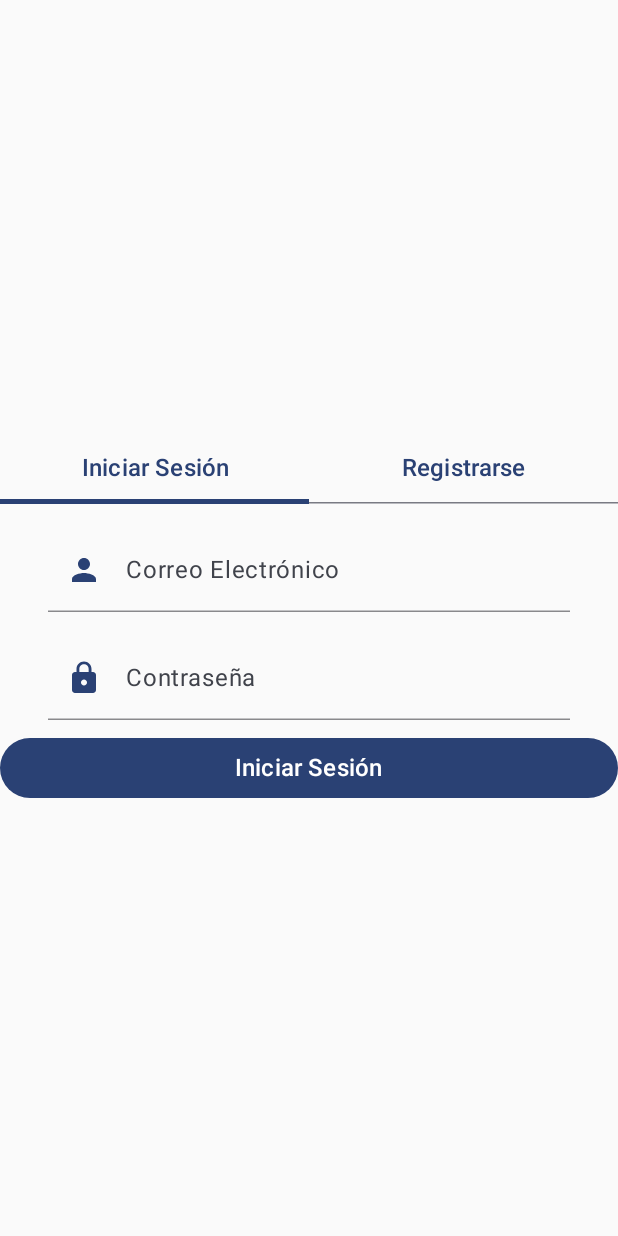
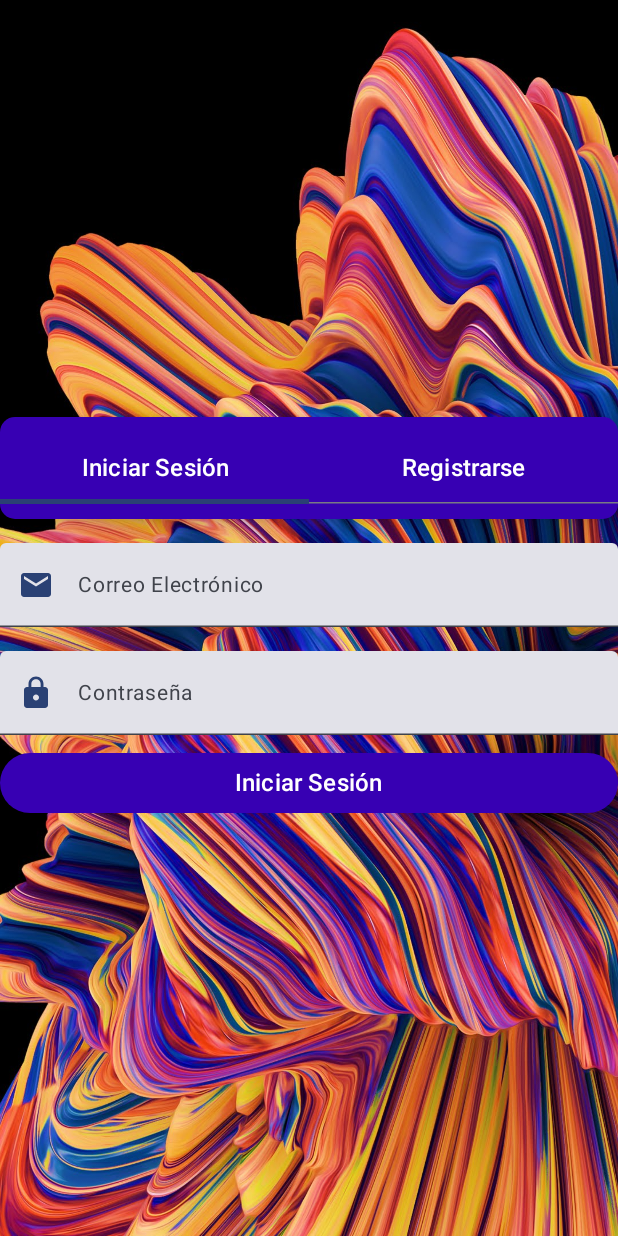
Before and after one commit to azaelmm/PINGBOND, an Android app built with Jetpack Compose: the screen it shows after launch (NavigationScreens), on a phone screen of 412 x 824 dp. Run offline under Robolectric (Android 15) with nearby library versions, the phone set to English and light mode, and no system bars; our stand-ins replace Firebase (no records; nobody signed in at launch, a user with empty details on screens opened directly).

Commit message:
Mejoro del diseño de LoginActivity, Organizacion entre screens, mejora del navigation del DashboardActivity (sin acabar)

```diff
--- a/app/build.gradle.kts
+++ b/app/build.gradle.kts
@@ -73,6 +73,7 @@ dependencies {
     implementation(libs.androidx.navigation.runtime.ktx)
     implementation(libs.androidx.datastore.core.android)
     implementation(libs.firebase.auth.ktx)
+    implementation(libs.firebase.storage.ktx)
     testImplementation(libs.junit)
     androidTestImplementation(libs.androidx.junit)
     androidTestImplementation(libs.androidx.espresso.core)
--- a/app/src/main/AndroidManifest.xml
+++ b/app/src/main/AndroidManifest.xml
@@ -13,7 +13,7 @@
         android:theme="@style/Theme.PINGBOND"
         tools:targetApi="31">
 
-        <activity android:name="com.example.pingbond.NavigationScreens"
+        <activity android:name="com.example.pingbond.Features.NavigationScreens"
             android:exported="true">
             <intent-filter>
                 <action android:name="android.intent.action.MAIN" />
--- a/app/src/main/java/com/example/pingbond/DashboardScreens/ProfileScreen.kt
+++ b/app/src/main/java/com/example/pingbond/Features/DashboardScreens/ProfileScreen.kt
@@ -1,4 +1,4 @@
-package com.example.pingbond.DashboardScreens
+package com.example.pingbond.Features.DashboardScreens
 
 import android.os.Bundle
 import androidx.activity.ComponentActivity
--- a/app/src/main/java/com/example/pingbond/LoginActivity.kt
+++ b/app/src/main/java/com/example/pingbond/Features/LoginActivity.kt
@@ -1,31 +1,38 @@
-package com.example.pingbond
+package com.example.pingbond.Features
 
 import android.os.Bundle
 import android.util.Log
 import androidx.activity.ComponentActivity
 import androidx.activity.compose.setContent
+import androidx.compose.foundation.Image
+import androidx.compose.foundation.background
 import androidx.compose.foundation.layout.*
-import androidx.compose.foundation.text.ClickableText
 import androidx.compose.foundation.shape.RoundedCornerShape
 import androidx.compose.material.icons.Icons
+import androidx.compose.material.icons.filled.AssignmentInd
 import androidx.compose.material.icons.filled.Lock
+import androidx.compose.material.icons.filled.Mail
+import androidx.compose.material.icons.filled.Man
 import androidx.compose.material.icons.filled.Person
 import androidx.compose.material3.*
 import androidx.compose.runtime.*
 import androidx.compose.ui.Alignment
 import androidx.compose.ui.Modifier
+import androidx.compose.ui.draw.shadow
 import androidx.compose.ui.graphics.Color
 import androidx.compose.ui.graphics.vector.ImageVector
+import androidx.compose.ui.layout.ContentScale
+import androidx.compose.ui.res.painterResource
 import androidx.compose.ui.text.input.PasswordVisualTransformation
 import androidx.compose.ui.text.input.VisualTransformation
-import androidx.compose.ui.tooling.preview.Preview
 import androidx.compose.ui.unit.dp
 import androidx.compose.ui.unit.sp
 import androidx.navigation.NavHostController
-import androidx.navigation.compose.NavHost
-import androidx.navigation.compose.composable
 import androidx.navigation.compose.rememberNavController
+import com.example.pingbond.R
+import com.example.pingbond.ui.theme.OnPrimary
 import com.example.pingbond.ui.theme.PINGBONDTheme
+import com.example.pingbond.ui.theme.PrimaryVariant
 import com.google.firebase.auth.FirebaseAuth
 import com.google.firebase.ktx.Firebase
 import com.google.firebase.auth.ktx.auth
@@ -53,6 +60,14 @@ class LoginActivity : ComponentActivity() {
 fun LoginScreen(auth: FirebaseAuth, navController: NavHostController) {
     var selectedTab by remember { mutableStateOf(0) } // 0 -> Login, 1 -> Registro
 
+    Box(modifier = Modifier.fillMaxSize()) {
+        Image(
+            painter = painterResource(id = R.drawable.bglogin),
+            contentDescription = null,
+            contentScale = ContentScale.Crop,
+            modifier = Modifier.fillMaxSize()
+        ) // Aquí puedes añadir otros composables sobre la imagen de fondo
+
         Column(
             modifier = Modifier.fillMaxSize(),
             verticalArrangement = Arrangement.Center,
@@ -62,19 +77,33 @@ fun LoginScreen(auth: FirebaseAuth, navController: NavHostController) {
                 selectedTabIndex = selectedTab,
                 containerColor = Color.Transparent,
                 contentColor = MaterialTheme.colorScheme.primary,
-            modifier = Modifier.padding(bottom = 16.dp)
+                modifier = Modifier
+                    .fillMaxWidth()
+                    .shadow(8.dp, RoundedCornerShape(10.dp))
+                    .background(color = PrimaryVariant)
+                    .padding(vertical = 10.dp)
             ) {
                 Tab(
                     selected = selectedTab == 0,
                     onClick = { selectedTab = 0 },
-                text = { Text("Iniciar Sesión", fontSize = 16.sp) }
+                    text = {Text("Iniciar Sesión",
+                        color =  Color.White,
+                        fontSize = 16.sp
+                    )}
+
                 )
                 Tab(
                     selected = selectedTab == 1,
                     onClick = { selectedTab = 1 },
-                text = { Text("Registrarse", fontSize = 16.sp) }
+                    text = {Text("Registrarse",
+                        color = Color.White,
+                        fontSize = 16.sp
+                    )}
                 )
             }
+
+            Spacer(modifier = Modifier.height(16.dp))
+
 
             if (selectedTab == 0) {
                 LoginForm(onLogin = { email, password ->
@@ -114,6 +143,8 @@ fun LoginScreen(auth: FirebaseAuth, navController: NavHostController) {
         }
     }
 
+}
+
 @Composable
 fun LoginForm(onLogin: (String, String) -> Unit) {
     var email by remember { mutableStateOf("") }
@@ -128,7 +159,7 @@ fun LoginForm(onLogin: (String, String) -> Unit) {
             value = email,
             onValueChange = { email = it },
             label = "Correo Electrónico",
-            icon = Icons.Default.Person
+            icon = Icons.Default.Mail
         )
 
         Spacer(modifier = Modifier.height(16.dp))
@@ -161,6 +192,10 @@ fun LoginForm(onLogin: (String, String) -> Unit) {
                     onLogin(email, password)
                 }
             },
+            colors = ButtonDefaults.buttonColors(
+                containerColor = PrimaryVariant,
+                contentColor = OnPrimary),
+
             modifier = Modifier.fillMaxWidth(),
             shape = RoundedCornerShape(50)
         ) {
@@ -182,7 +217,7 @@ fun RegisterForm(onRegister: (String, String) -> Unit) {
             value = username,
             onValueChange = { username = it },
             label = "Nombre de Usuario",
-            icon = Icons.Default.Person
+            icon = Icons.Default.Man
         )
         Spacer(modifier = Modifier.height(16.dp))
 
@@ -190,7 +225,7 @@ fun RegisterForm(onRegister: (String, String) -> Unit) {
             value = email,
             onValueChange = { email = it },
             label = "Correo Electrónico",
-            icon = Icons.Default.Person
+            icon = Icons.Default.Mail
         )
 
         Spacer(modifier = Modifier.height(16.dp))
@@ -211,6 +246,10 @@ fun RegisterForm(onRegister: (String, String) -> Unit) {
                     onRegister(email, password)
                 }
             },
+            colors = ButtonDefaults.buttonColors(
+                containerColor = PrimaryVariant,
+                contentColor = OnPrimary),
+
             modifier = Modifier.fillMaxWidth(),
             shape = RoundedCornerShape(50)
         ) {
@@ -232,16 +271,17 @@ fun CustomTextField(
     TextField(
         value = value,
         onValueChange = onValueChange,
-        label = { Text(label) },
-        leadingIcon = { Icon(icon, contentDescription = null, tint = MaterialTheme.colorScheme.primary) },
+        label = { Text(label, fontSize = 14.sp) },
+        leadingIcon = {
+            Icon(
+                icon,
+                contentDescription = null,
+                tint = MaterialTheme.colorScheme.primary
+            )
+        },
         visualTransformation = if (isPassword) PasswordVisualTransformation() else VisualTransformation.None,
         modifier = Modifier
             .fillMaxWidth()
-            .padding(horizontal = 32.dp),
-        colors = TextFieldDefaults.textFieldColors(
-            containerColor = Color.Transparent,
-            focusedIndicatorColor = MaterialTheme.colorScheme.primary,
-            unfocusedIndicatorColor = MaterialTheme.colorScheme.onSurface.copy(alpha = 0.5f)
-        )
+            .background(Color.Transparent, shape = RoundedCornerShape(8.dp))
     )
 }
--- a/app/src/main/java/com/example/pingbond/NavigationScreens.kt
+++ b/app/src/main/java/com/example/pingbond/Features/NavigationScreens.kt
@@ -1,4 +1,4 @@
-package com.example.pingbond
+package com.example.pingbond.Features
 
 import android.os.Bundle
 import android.util.Log
--- a/app/src/main/java/com/example/pingbond/ui/theme/Color.kt
+++ b/app/src/main/java/com/example/pingbond/ui/theme/Color.kt
@@ -9,3 +9,30 @@ val Pink80 = Color(0xFFEFB8C8)
 val Purple40 = Color(0xFF6650a4)
 val PurpleGrey40 = Color(0xFF625b71)
 val Pink40 = Color(0xFF7D5260)
+
+
+val Primary = Color(0xFF6200EE)
+val PrimaryVariant = Color(0xFF3700B3)
+val Secondary = Color(0xFF03DAC5)
+val SecondaryVariant = Color(0xFF018786)
+val Background = Color(0xFFFFFFFF)
+val Surface = Color(0xFFFFFFFF)
+val Error = Color(0xFFB00020)
+val OnPrimary = Color(0xFFFFFFFF)
+val OnSecondary = Color(0xFF000000)
+val OnBackground = Color(0xFF000000)
+val OnSurface = Color(0xFF000000)
+val OnError = Color(0xFFFFFFFF)
+
+// Additional Colors
+
+val Accent = Color(0xFFFF4081)
+val Highlight = Color(0xFFFFD740)
+val LightGray = Color(0xFFBDBDBD)
+val DarkGray = Color(0xFF424242)
+val LightBlue = Color(0xFF81D4FA)
+val DarkBlue = Color(0xFF0D47A1)
+val LightGreen = Color(0xFFB2FF59)
+val DarkGreen = Color(0xFF2E7D32)
+val LightRed = Color(0xFFFFCDD2)
+val DarkRed = Color(0xFFB71C1C)
--- a/gradle/libs.versions.toml
+++ b/gradle/libs.versions.toml
@@ -18,6 +18,7 @@ kotlinSerialization = "1.6.3"
 datastoreCoreAndroid = "1.1.1"
 firebaseAuthKtx = "23.1.0"
 coil = "2.4.0"
+firebaseStorageKtx = "21.0.1"
 
 
 [libraries]
@@ -46,6 +47,7 @@ kotlin-serialization-json = { module = "org.jetbrains.kotlinx:kotlinx-serializat
 firebase-bom = { module = "com.google.firebase:firebase-bom", version.ref = "firebaseBom" }
 firebase-firestore = {module= "com.google.firebase:firebase-firestore"}
 coil_compose = { group = "io.coil-kt", name = "coil-compose", version.ref = "coil" }
+firebase-storage-ktx = { group = "com.google.firebase", name = "firebase-storage-ktx", version.ref = "firebaseStorageKtx" }
 
 
 [plugins]
```
Also changed, not shown: app/src/main/java/com/example/pingbond/DashboardScreens/CreatePostScreen.kt (deleted, +0 -215 lines), app/src/main/java/com/example/pingbond/Features/DashboardActivity.kt (renamed from app/src/main/java/com/example/pingbond/DashboardActivity.kt, +19 -19 lines), app/src/main/java/com/example/pingbond/Features/DashboardScreens/CreatePostScreen.kt (added, +217 -0 lines), app/src/main/java/com/example/pingbond/Features/InicioAPP.kt (renamed from app/src/main/java/com/example/pingbond/InicioAPP.kt, +1 -10 lines), app/src/main/res/drawable/bglogin.jpg (added). Lines whose indentation alone changed are shown as unchanged.
